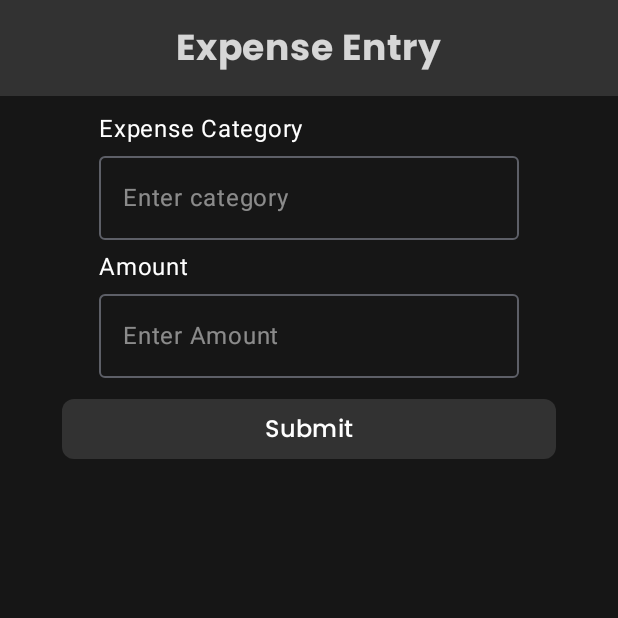
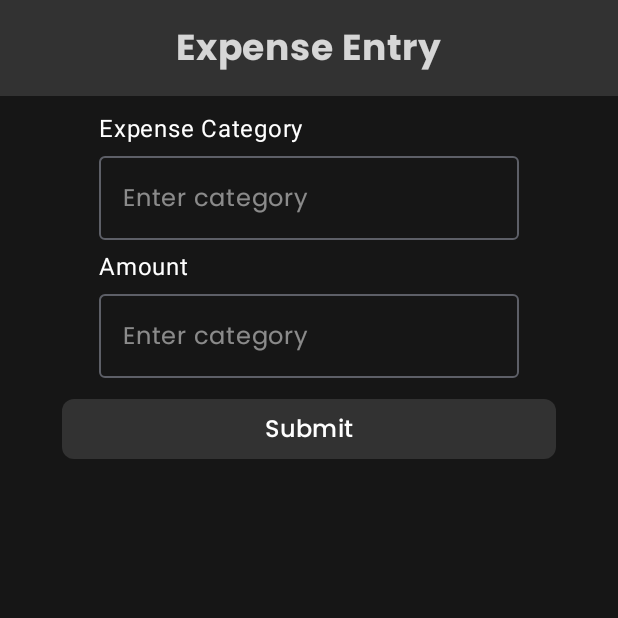
Before and after one commit to naveenKumar5935/ExpenseLogger, an Android app built with Jetpack Compose: the expense_screen screen opened through its navigation route, on a phone screen of 412 x 824 dp, the top half of it. Run offline under Robolectric (Android 15) with nearby library versions, the phone set to English and light mode, and no system bars.

Commit message:
Text FontFamily changed made

```diff
--- a/app/src/main/java/com/example/expenselogger/ExpenseEntryScreen.kt
+++ b/app/src/main/java/com/example/expenselogger/ExpenseEntryScreen.kt
@@ -115,8 +115,8 @@ fun TextFields(
         OutlinedTextField(
             value = expenseEntry,
             onValueChange = { onExpenseEntryChange(it) },
-            placeholder = { Text("Enter category", color = lightWhiteShade.copy(alpha = 0.5f)) },
-            textStyle = TextStyle(color = lightWhiteShade, fontSize = 18.sp),
+            placeholder = { Text("Enter category", color = lightWhiteShade.copy(alpha = 0.5f), fontFamily = poppinsFontFamily) },
+            textStyle = TextStyle(color = lightWhiteShade, fontSize = 18.sp, fontFamily = poppinsFontFamily),
             modifier = Modifier.height(56.dp)
         )
 
@@ -127,8 +127,8 @@ fun TextFields(
         OutlinedTextField(
             value = amount,
             onValueChange = { onAmountChange(it) },
-            placeholder = { Text("Enter Amount", color = lightWhiteShade.copy(alpha = 0.5f)) },
-            textStyle = TextStyle(color = Color.White),
+            placeholder = { Text("Enter category", color = lightWhiteShade.copy(alpha = 0.5f), fontFamily = poppinsFontFamily) },
+            textStyle = TextStyle(color = lightWhiteShade, fontSize = 18.sp, fontFamily = poppinsFontFamily),
             modifier = Modifier.height(56.dp)
         )
     }
```
